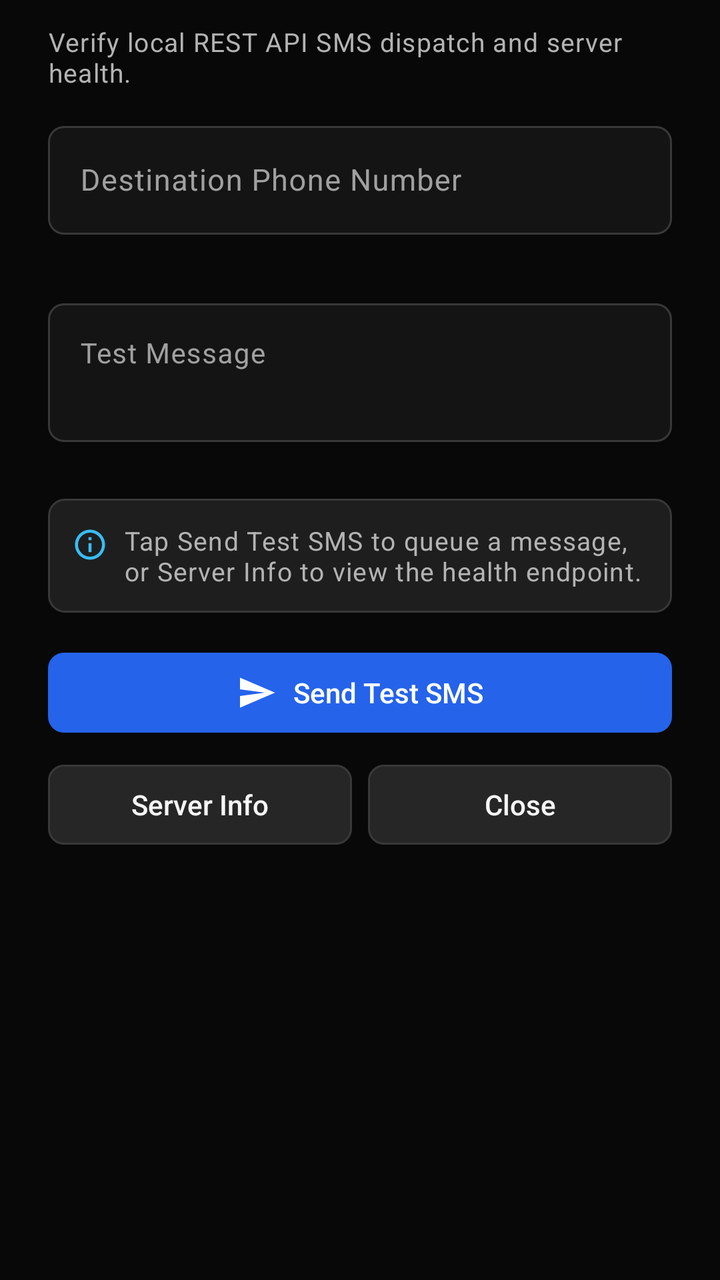
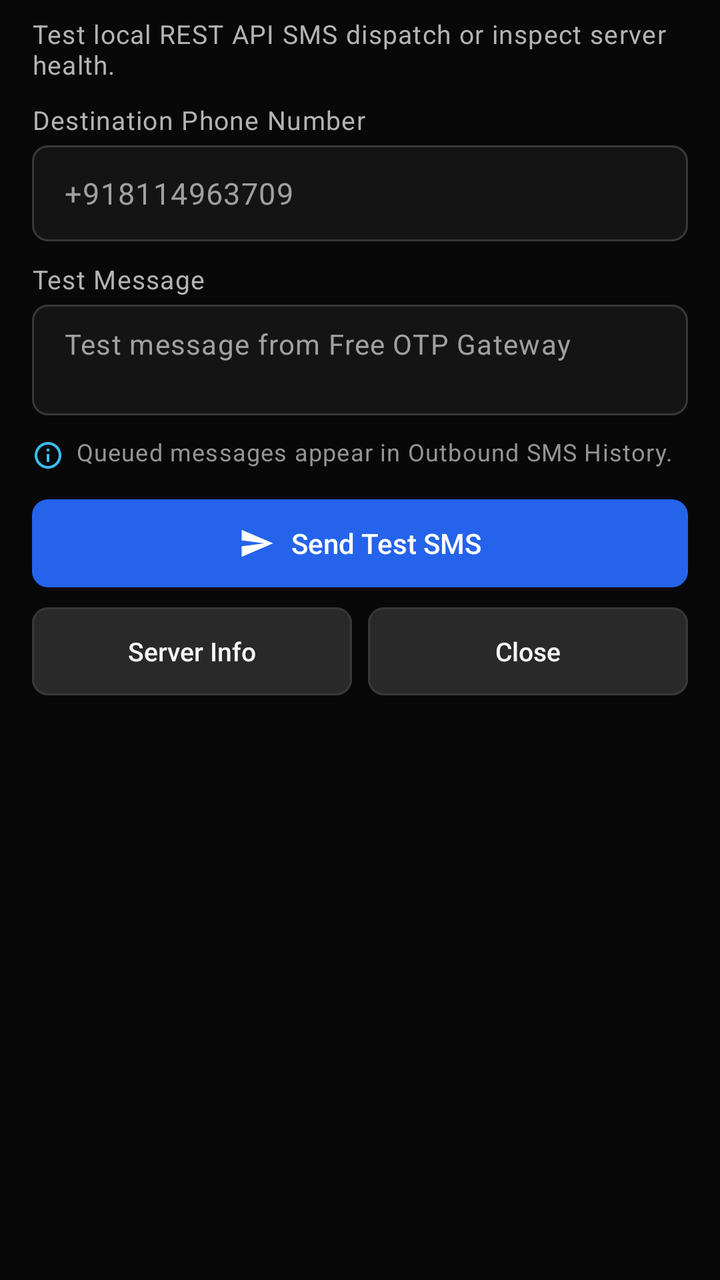

Screens rendered from an Android XML layout before and after an edit, with the pre-edit source and the edit as a unified diff.
<!-- AndroidManifest.xml: application theme Theme.Sms -->
<!-- res/layout/dialog_test_api.xml -->
<?xml version="1.0" encoding="utf-8"?>
<ScrollView xmlns:android="http://schemas.android.com/apk/res/android"
    xmlns:app="http://schemas.android.com/apk/res-auto"
    android:layout_width="match_parent"
    android:layout_height="wrap_content"
    android:fillViewport="true">

    <LinearLayout
        android:layout_width="match_parent"
        android:layout_height="wrap_content"
        android:orientation="vertical"
        android:paddingHorizontal="@dimen/space_24"
        android:paddingTop="@dimen/space_12"
        android:paddingBottom="@dimen/space_16">

        <TextView
            android:layout_width="match_parent"
            android:layout_height="wrap_content"
            android:layout_marginBottom="@dimen/space_12"
            android:text="Verify local REST API SMS dispatch and server health."
            android:textAppearance="@style/TextAppearance.App.BodySecondary" />

        <com.google.android.material.textfield.TextInputLayout
            android:id="@+id/testPhoneInputLayout"
            style="@style/Widget.App.TextInputLayout"
            android:layout_width="match_parent"
            android:layout_height="wrap_content"
            android:layout_marginBottom="@dimen/space_8"
            android:hint="Destination Phone Number"
            app:errorEnabled="true"
            app:placeholderText="+918114963709">

            <com.google.android.material.textfield.TextInputEditText
                android:id="@+id/testPhoneEditText"
                android:layout_width="match_parent"
                android:layout_height="wrap_content"
                android:minHeight="@dimen/input_min_height"
                android:inputType="phone"
                android:maxLines="1"
                android:textColor="@color/text_primary"
                android:textSize="15sp" />

        </com.google.android.material.textfield.TextInputLayout>

        <com.google.android.material.textfield.TextInputLayout
            android:id="@+id/testMessageInputLayout"
            style="@style/Widget.App.TextInputLayout"
            android:layout_width="match_parent"
            android:layout_height="wrap_content"
            android:layout_marginBottom="@dimen/space_8"
            android:hint="Test Message"
            app:errorEnabled="true"
            app:placeholderText="Test message from Free OTP Gateway">

            <com.google.android.material.textfield.TextInputEditText
                android:id="@+id/testMessageEditText"
                android:layout_width="match_parent"
                android:layout_height="wrap_content"
                android:gravity="top|start"
                android:inputType="textMultiLine|textCapSentences"
                android:minLines="2"
                android:maxLines="6"
                android:textColor="@color/text_primary"
                android:textSize="14sp" />

        </com.google.android.material.textfield.TextInputLayout>

        
        <LinearLayout
            android:id="@+id/testResultContainer"
            android:layout_width="match_parent"
            android:layout_height="wrap_content"
            android:layout_marginBottom="@dimen/space_16"
            android:background="@drawable/bg_info_box"
            android:gravity="top"
            android:orientation="horizontal"
            android:padding="@dimen/space_12">

            <ImageView
                android:id="@+id/testResultIcon"
                android:layout_width="18dp"
                android:layout_height="18dp"
                android:layout_marginTop="2dp"
                android:contentDescription="Status info"
                android:src="@drawable/ic_info"
                app:tint="@color/accent_info" />

            <TextView
                android:id="@+id/testResultTextView"
                android:layout_width="0dp"
                android:layout_height="wrap_content"
                android:layout_marginStart="@dimen/space_8"
                android:layout_weight="1"
                android:text="Tap Send Test SMS to queue a message, or Server Info to view the health endpoint."
                android:textAppearance="@style/TextAppearance.App.BodySecondary" />

        </LinearLayout>

        
        <com.google.android.material.button.MaterialButton
            android:id="@+id/btnSendTestSms"
            style="@style/Widget.App.Button.Primary"
            android:layout_width="match_parent"
            android:layout_height="wrap_content"
            android:text="Send Test SMS"
            app:icon="@drawable/ic_send"
            app:iconGravity="textStart" />

        
        <LinearLayout
            android:layout_width="match_parent"
            android:layout_height="wrap_content"
            android:layout_marginTop="@dimen/space_8"
            android:orientation="horizontal">

            <com.google.android.material.button.MaterialButton
                android:id="@+id/btnTestServerInfo"
                style="@style/Widget.App.Button.Secondary"
                android:layout_width="0dp"
                android:layout_height="wrap_content"
                android:layout_marginEnd="@dimen/space_4"
                android:layout_weight="1"
                android:text="Server Info" />

            <com.google.android.material.button.MaterialButton
                android:id="@+id/btnCloseTestDialog"
                style="@style/Widget.App.Button.Secondary"
                android:layout_width="0dp"
                android:layout_height="wrap_content"
                android:layout_marginStart="@dimen/space_4"
                android:layout_weight="1"
                android:text="Close" />

        </LinearLayout>

    </LinearLayout>

</ScrollView>
<!-- resources referenced by this layout -->
<resources>
  <dimen name="space_24">24dp</dimen>
  <!-- drawable bg_info_box (drawable) -->
  <?xml version="1.0" encoding="utf-8"?>
  <shape xmlns:android="http://schemas.android.com/apk/res/android"
      android:shape="rectangle">
      <solid android:color="@color/bg_card" />
      <stroke
          android:width="1dp"
          android:color="@color/border_default" />
      <corners android:radius="@dimen/radius_input" />
  </shape>
  <style name="TextAppearance.App.BodySecondary" parent="TextAppearance.Material3.BodySmall">
          <item name="android:textSize">13sp</item>
          <item name="android:textColor">@color/text_secondary</item>
          <item name="android:lineSpacingMultiplier">1.35</item>
      </style>
  <style name="Widget.App.Button.Primary" parent="Widget.Material3.Button">
          <item name="android:minHeight">@dimen/button_min_height</item>
          <item name="android:textSize">14sp</item>
          <item name="android:fontFamily">sans-serif-medium</item>
          <item name="android:textAllCaps">false</item>
          <item name="android:letterSpacing">0</item>
          <item name="android:textColor">@color/button_primary_text</item>
          <item name="backgroundTint">@color/button_primary_bg</item>
          <item name="cornerRadius">@dimen/radius_button</item>
          <item name="iconSize">@dimen/icon_standard</item>
          <item name="iconTint">@color/button_primary_text</item>
      </style>
  <style name="Widget.App.Button.Secondary" parent="Widget.Material3.Button.OutlinedButton">
          <item name="android:minHeight">@dimen/button_min_height</item>
          <item name="android:textSize">14sp</item>
          <item name="android:fontFamily">sans-serif-medium</item>
          <item name="android:textAllCaps">false</item>
          <item name="android:letterSpacing">0</item>
          <item name="android:textColor">@color/button_secondary_text</item>
          <item name="backgroundTint">@color/button_secondary_bg</item>
          <item name="strokeColor">@color/border_default</item>
          <item name="strokeWidth">@dimen/stroke_width_default</item>
          <item name="cornerRadius">@dimen/radius_button</item>
          <item name="iconSize">@dimen/icon_standard</item>
          <item name="iconTint">@color/text_secondary</item>
      </style>
  <style name="Widget.App.TextInputLayout" parent="Widget.Material3.TextInputLayout.OutlinedBox">
          <item name="boxBackgroundMode">outline</item>
          <item name="boxBackgroundColor">@color/bg_input</item>
          <item name="boxStrokeColor">@color/input_box_stroke</item>
          <item name="boxStrokeWidth">1dp</item>
          <item name="boxStrokeWidthFocused">2dp</item>
          <item name="boxStrokeErrorColor">@color/accent_error</item>
          <item name="boxCornerRadiusTopStart">@dimen/radius_input</item>
          <item name="boxCornerRadiusTopEnd">@dimen/radius_input</item>
          <item name="boxCornerRadiusBottomStart">@dimen/radius_input</item>
          <item name="boxCornerRadiusBottomEnd">@dimen/radius_input</item>
          <item name="hintTextColor">@color/accent_link</item>
          <item name="android:textColorHint">@color/text_placeholder</item>
          <item name="placeholderTextColor">@color/text_placeholder</item>
          <item name="helperTextTextColor">@color/text_muted</item>
          <item name="errorTextColor">@color/accent_error_text</item>
          <item name="errorIconTint">@color/accent_error_text</item>
          <item name="startIconTint">@color/text_secondary</item>
          <item name="endIconTint">@color/text_secondary</item>
      </style>
  <dimen name="icon_standard">20dp</dimen>
  <style name="Base.Theme.Sms" parent="Theme.Material3.Dark.NoActionBar">
          <item name="colorPrimary">@color/accent_primary</item>
          <item name="colorOnPrimary">@color/accent_on_primary</item>
          <item name="colorPrimaryContainer">@color/bg_elevated</item>
          <item name="colorOnPrimaryContainer">@color/text_primary</item>
  
          <item name="colorSecondary">@color/accent_link</item>
          <item name="colorOnSecondary">@color/bg_app</item>
          <item name="colorSecondaryContainer">@color/bg_elevated</item>
          <item name="colorOnSecondaryContainer">@color/text_primary</item>
  
          <item name="android:colorBackground">@color/bg_app</item>
          <item name="colorOnBackground">@color/text_primary</item>
          <item name="colorSurface">@color/bg_card</item>
          <item name="colorOnSurface">@color/text_primary</item>
          <item name="colorSurfaceVariant">@color/bg_elevated</item>
          <item name="colorOnSurfaceVariant">@color/text_secondary</item>
          <item name="colorSurfaceContainer">@color/bg_card</item>
          <item name="colorSurfaceContainerHigh">@color/bg_dialog</item>
          <item name="colorSurfaceContainerHighest">@color/bg_elevated</item>
  
          <item name="colorOutline">@color/border_default</item>
          <item name="colorOutlineVariant">@color/divider_subtle</item>
          <item name="colorError">@color/accent_error</item>
          <item name="colorOnError">@color/accent_on_primary</item>
  
          <item name="colorControlNormal">@color/text_secondary</item>
          <item name="colorControlActivated">@color/accent_link</item>
          <item name="android:textColorPrimary">@color/text_primary</item>
          <item name="android:textColorSecondary">@color/text_secondary</item>
          <item name="android:textColorHint">@color/text_placeholder</item>
  
          <item name="android:statusBarColor">@color/bg_header</item>
          <item name="android:navigationBarColor">@color/bg_app</item>
          <item name="android:windowLightStatusBar">false</item>
  
          <item name="materialAlertDialogTheme">@style/ThemeOverlay.App.MaterialAlertDialog</item>
      </style>
  <color name="bg_elevated">#262626</color>
  <color name="bg_dialog">#262626</color>
  <style name="ThemeOverlay.App.MaterialAlertDialog" parent="ThemeOverlay.Material3.MaterialAlertDialog">
          <item name="colorSurface">@color/bg_dialog</item>
          <item name="colorSurfaceContainerHigh">@color/bg_dialog</item>
          <item name="colorOnSurface">@color/text_primary</item>
          <item name="colorOnSurfaceVariant">@color/text_secondary</item>
          <item name="shapeAppearanceOverlay">@style/ShapeAppearance.App.Dialog</item>
          <item name="materialAlertDialogTitleTextStyle">@style/Widget.App.Dialog.Title</item>
          <item name="materialAlertDialogBodyTextStyle">@style/Widget.App.Dialog.Body</item>
          <item name="buttonBarPositiveButtonStyle">@style/Widget.App.Button.DialogPositive</item>
          <item name="buttonBarNegativeButtonStyle">@style/Widget.App.Button.DialogNegative</item>
          <item name="buttonBarNeutralButtonStyle">@style/Widget.App.Button.DialogNeutral</item>
      </style>
  <style name="Widget.App.Dialog.Body" parent="MaterialAlertDialog.Material3.Body.Text">
          <item name="android:textSize">14sp</item>
          <item name="android:textColor">@color/text_secondary</item>
          <item name="android:lineSpacingMultiplier">1.35</item>
      </style>
  <dimen name="radius_dialog">16dp</dimen>
  <!-- unchanged entries left out for length: 33 -->
</resources>

<!-- the commit's change to res/layout/dialog_test_api.xml (unified diff, before → after) -->
@@ -9,15 +9,22 @@
         android:layout_width="match_parent"
         android:layout_height="wrap_content"
         android:orientation="vertical"
-        android:paddingHorizontal="@dimen/space_24"
-        android:paddingTop="@dimen/space_12"
+        android:paddingHorizontal="@dimen/space_16"
+        android:paddingTop="@dimen/space_8"
         android:paddingBottom="@dimen/space_16">
 
         <TextView
             android:layout_width="match_parent"
             android:layout_height="wrap_content"
-            android:layout_marginBottom="@dimen/space_12"
-            android:text="Verify local REST API SMS dispatch and server health."
+            android:layout_marginBottom="@dimen/space_10"
+            android:text="Test local REST API SMS dispatch or inspect server health."
+            android:textAppearance="@style/TextAppearance.App.BodySecondary" />
+
+        <TextView
+            android:layout_width="wrap_content"
+            android:layout_height="wrap_content"
+            android:layout_marginBottom="@dimen/space_4"
+            android:text="Destination Phone Number"
             android:textAppearance="@style/TextAppearance.App.BodySecondary" />
 
         <com.google.android.material.textfield.TextInputLayout
@@ -25,42 +32,51 @@
             style="@style/Widget.App.TextInputLayout"
             android:layout_width="match_parent"
             android:layout_height="wrap_content"
-            android:layout_marginBottom="@dimen/space_8"
-            android:hint="Destination Phone Number"
-            app:errorEnabled="true"
-            app:placeholderText="+918114963709">
+            android:layout_marginBottom="@dimen/space_10"
+            app:hintEnabled="false">
 
             <com.google.android.material.textfield.TextInputEditText
                 android:id="@+id/testPhoneEditText"
                 android:layout_width="match_parent"
                 android:layout_height="wrap_content"
                 android:minHeight="@dimen/input_min_height"
+                android:hint="+918114963709"
                 android:inputType="phone"
                 android:maxLines="1"
+                android:paddingVertical="10dp"
                 android:textColor="@color/text_primary"
+                android:textColorHint="@color/text_placeholder"
                 android:textSize="15sp" />
 
         </com.google.android.material.textfield.TextInputLayout>
+
+        <TextView
+            android:layout_width="wrap_content"
+            android:layout_height="wrap_content"
+            android:layout_marginBottom="@dimen/space_4"
+            android:text="Test Message"
+            android:textAppearance="@style/TextAppearance.App.BodySecondary" />
 
         <com.google.android.material.textfield.TextInputLayout
             android:id="@+id/testMessageInputLayout"
             style="@style/Widget.App.TextInputLayout"
             android:layout_width="match_parent"
             android:layout_height="wrap_content"
-            android:layout_marginBottom="@dimen/space_8"
-            android:hint="Test Message"
-            app:errorEnabled="true"
-            app:placeholderText="Test message from Free OTP Gateway">
+            android:layout_marginBottom="@dimen/space_10"
+            app:hintEnabled="false">
 
             <com.google.android.material.textfield.TextInputEditText
                 android:id="@+id/testMessageEditText"
                 android:layout_width="match_parent"
                 android:layout_height="wrap_content"
                 android:gravity="top|start"
+                android:hint="Test message from Free OTP Gateway"
                 android:inputType="textMultiLine|textCapSentences"
+                android:maxLines="5"
                 android:minLines="2"
-                android:maxLines="6"
+                android:paddingVertical="10dp"
                 android:textColor="@color/text_primary"
+                android:textColorHint="@color/text_placeholder"
                 android:textSize="14sp" />
 
         </com.google.android.material.textfield.TextInputLayout>
@@ -70,16 +86,14 @@
             android:id="@+id/testResultContainer"
             android:layout_width="match_parent"
             android:layout_height="wrap_content"
-            android:layout_marginBottom="@dimen/space_16"
-            android:background="@drawable/bg_info_box"
+            android:layout_marginBottom="@dimen/space_12"
             android:gravity="top"
-            android:orientation="horizontal"
-            android:padding="@dimen/space_12">
+            android:orientation="horizontal">
 
             <ImageView
                 android:id="@+id/testResultIcon"
-                android:layout_width="18dp"
-                android:layout_height="18dp"
+                android:layout_width="16dp"
+                android:layout_height="16dp"
                 android:layout_marginTop="2dp"
                 android:contentDescription="Status info"
                 android:src="@drawable/ic_info"
@@ -89,10 +103,10 @@
                 android:id="@+id/testResultTextView"
                 android:layout_width="0dp"
                 android:layout_height="wrap_content"
-                android:layout_marginStart="@dimen/space_8"
+                android:layout_marginStart="@dimen/space_6"
                 android:layout_weight="1"
-                android:text="Tap Send Test SMS to queue a message, or Server Info to view the health endpoint."
-                android:textAppearance="@style/TextAppearance.App.BodySecondary" />
+                android:text="Queued messages appear in Outbound SMS History."
+                android:textAppearance="@style/TextAppearance.App.Helper" />
 
         </LinearLayout>
 
@@ -110,7 +124,7 @@
         <LinearLayout
             android:layout_width="match_parent"
             android:layout_height="wrap_content"
-            android:layout_marginTop="@dimen/space_8"
+            android:layout_marginTop="@dimen/space_6"
             android:orientation="horizontal">
 
             <com.google.android.material.button.MaterialButton
<!-- resource entries referenced after the edit -->
@@ -1,23 +1,21 @@
 <!-- resources referenced by this layout -->
 <resources>
-  <dimen name="space_24">24dp</dimen>
-  <!-- drawable bg_info_box (drawable) -->
-  <?xml version="1.0" encoding="utf-8"?>
-  <shape xmlns:android="http://schemas.android.com/apk/res/android"
-      android:shape="rectangle">
-      <solid android:color="@color/bg_card" />
-      <stroke
-          android:width="1dp"
-          android:color="@color/border_default" />
-      <corners android:radius="@dimen/radius_input" />
-  </shape>
+  <dimen name="space_10">10dp</dimen>
+  <dimen name="space_6">6dp</dimen>
   <style name="TextAppearance.App.BodySecondary" parent="TextAppearance.Material3.BodySmall">
           <item name="android:textSize">13sp</item>
           <item name="android:textColor">@color/text_secondary</item>
-          <item name="android:lineSpacingMultiplier">1.35</item>
+          <item name="android:lineSpacingMultiplier">1.3</item>
+      </style>
+  <style name="TextAppearance.App.Helper" parent="TextAppearance.Material3.BodySmall">
+          <item name="android:textSize">12sp</item>
+          <item name="android:textColor">@color/text_muted</item>
+          <item name="android:lineSpacingMultiplier">1.3</item>
       </style>
   <style name="Widget.App.Button.Primary" parent="Widget.Material3.Button">
           <item name="android:minHeight">@dimen/button_min_height</item>
+          <item name="android:insetTop">2dp</item>
+          <item name="android:insetBottom">2dp</item>
           <item name="android:textSize">14sp</item>
           <item name="android:fontFamily">sans-serif-medium</item>
           <item name="android:textAllCaps">false</item>
@@ -30,7 +28,9 @@
       </style>
   <style name="Widget.App.Button.Secondary" parent="Widget.Material3.Button.OutlinedButton">
           <item name="android:minHeight">@dimen/button_min_height</item>
-          <item name="android:textSize">14sp</item>
+          <item name="android:insetTop">2dp</item>
+          <item name="android:insetBottom">2dp</item>
+          <item name="android:textSize">13sp</item>
           <item name="android:fontFamily">sans-serif-medium</item>
           <item name="android:textAllCaps">false</item>
           <item name="android:letterSpacing">0</item>
@@ -47,7 +47,7 @@
           <item name="boxBackgroundColor">@color/bg_input</item>
           <item name="boxStrokeColor">@color/input_box_stroke</item>
           <item name="boxStrokeWidth">1dp</item>
-          <item name="boxStrokeWidthFocused">2dp</item>
+          <item name="boxStrokeWidthFocused">1.5dp</item>
           <item name="boxStrokeErrorColor">@color/accent_error</item>
           <item name="boxCornerRadiusTopStart">@dimen/radius_input</item>
           <item name="boxCornerRadiusTopEnd">@dimen/radius_input</item>
@@ -62,7 +62,7 @@
           <item name="startIconTint">@color/text_secondary</item>
           <item name="endIconTint">@color/text_secondary</item>
       </style>
-  <dimen name="icon_standard">20dp</dimen>
+  <dimen name="icon_standard">18dp</dimen>
   <style name="Base.Theme.Sms" parent="Theme.Material3.Dark.NoActionBar">
           <item name="colorPrimary">@color/accent_primary</item>
           <item name="colorOnPrimary">@color/accent_on_primary</item>
@@ -81,8 +81,13 @@
           <item name="colorSurfaceVariant">@color/bg_elevated</item>
           <item name="colorOnSurfaceVariant">@color/text_secondary</item>
           <item name="colorSurfaceContainer">@color/bg_card</item>
+          <item name="colorSurfaceContainerLow">@color/bg_card</item>
           <item name="colorSurfaceContainerHigh">@color/bg_dialog</item>
           <item name="colorSurfaceContainerHighest">@color/bg_elevated</item>
+  
+          
+          <item name="elevationOverlayEnabled">false</item>
+          <item name="elevationOverlayColor">@android:color/transparent</item>
   
           <item name="colorOutline">@color/border_default</item>
           <item name="colorOutlineVariant">@color/divider_subtle</item>
@@ -101,13 +106,16 @@
   
           <item name="materialAlertDialogTheme">@style/ThemeOverlay.App.MaterialAlertDialog</item>
       </style>
-  <color name="bg_elevated">#262626</color>
-  <color name="bg_dialog">#262626</color>
+  <color name="bg_elevated">#292929</color>
+  <color name="bg_dialog">#242424</color>
   <style name="ThemeOverlay.App.MaterialAlertDialog" parent="ThemeOverlay.Material3.MaterialAlertDialog">
           <item name="colorSurface">@color/bg_dialog</item>
           <item name="colorSurfaceContainerHigh">@color/bg_dialog</item>
+          <item name="colorSurfaceContainer">@color/bg_dialog</item>
           <item name="colorOnSurface">@color/text_primary</item>
           <item name="colorOnSurfaceVariant">@color/text_secondary</item>
+          <item name="elevationOverlayEnabled">false</item>
+          <item name="elevationOverlayColor">@android:color/transparent</item>
           <item name="shapeAppearanceOverlay">@style/ShapeAppearance.App.Dialog</item>
           <item name="materialAlertDialogTitleTextStyle">@style/Widget.App.Dialog.Title</item>
           <item name="materialAlertDialogBodyTextStyle">@style/Widget.App.Dialog.Body</item>
@@ -118,9 +126,9 @@
   <style name="Widget.App.Dialog.Body" parent="MaterialAlertDialog.Material3.Body.Text">
           <item name="android:textSize">14sp</item>
           <item name="android:textColor">@color/text_secondary</item>
-          <item name="android:lineSpacingMultiplier">1.35</item>
+          <item name="android:lineSpacingMultiplier">1.3</item>
       </style>
-  <dimen name="radius_dialog">16dp</dimen>
+  <dimen name="radius_dialog">14dp</dimen>
   <!-- unchanged entries left out for length: 33 -->
 </resources>
 
